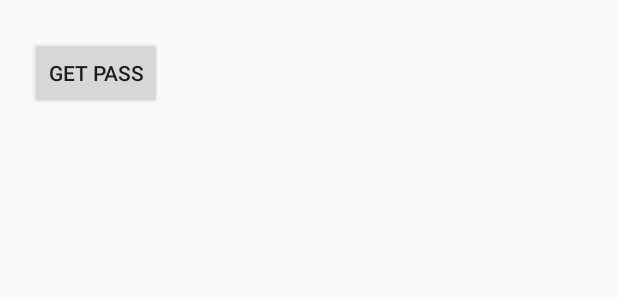
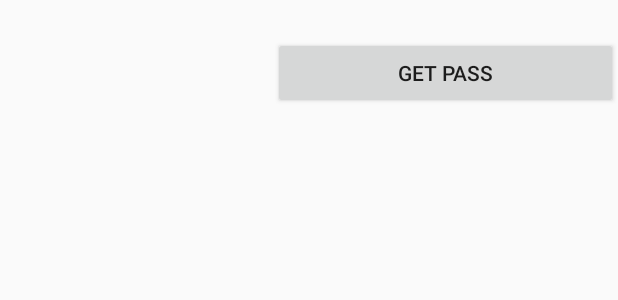
Before and after one commit to rrosatti/my-pass, an Android app: the layout accounts_list_item.xml on its own in the app's theme, with its tools: preview values and no code run, on a phone screen of 412 x 824 dp. Shown: the top 300 px of the screen. Run offline under Robolectric (Android 15) with nearby library versions, the phone set to English and light mode, and no system bars.

Commit message:
implement AccountsActivity and NewAccountActivity to show data.

```diff
--- a/app/src/main/java/com/example/rodri/mypass/database/AccountsDataSource.java
+++ b/app/src/main/java/com/example/rodri/mypass/database/AccountsDataSource.java
@@ -38,7 +38,6 @@ public class AccountsDataSource {
     }
 
     public Account createAccount(String accountName, String password) {
-        String hashedPass = "";
         ContentValues values = new ContentValues();
         values.put(MySQLiteHelper.COLUMN_ACCOUNT_NAME, accountName);
         values.put(MySQLiteHelper.COLUMN_PASSWORD, password);
@@ -70,9 +69,11 @@ public class AccountsDataSource {
 
     public List<Account> getAllAccounts() {
         List<Account> accounts = new ArrayList<>();
+        System.out.println("I've been here!");
         Cursor cursor = database.query(MySQLiteHelper.TABLE_ACCOUNTS, allColumns, null, null, null, null, null);
         cursor.moveToFirst();
 
+        System.out.println("I'm the cursor -> " + cursor);
         while(!cursor.isAfterLast()) {
             Account account = cursorToAccount(cursor);
             accounts.add(account);
--- a/app/src/main/java/com/example/rodri/mypass/ui/adapter/AdapterAccount.java
+++ b/app/src/main/java/com/example/rodri/mypass/ui/adapter/AdapterAccount.java
@@ -1,23 +1,19 @@
 package com.example.rodri.mypass.ui.adapter;
 
 import android.app.Activity;
-import android.app.AlertDialog;
 import android.content.Context;
-import android.content.DialogInterface;
 import android.util.Log;
 import android.view.LayoutInflater;
 import android.view.View;
 import android.view.ViewGroup;
 import android.widget.ArrayAdapter;
 import android.widget.Button;
-import android.widget.EditText;
 import android.widget.TextView;
-import android.widget.Toast;
 
 import com.example.rodri.mypass.R;
 import com.example.rodri.mypass.account.Account;
 import com.example.rodri.mypass.database.AccountsDataSource;
-import com.example.rodri.mypass.util.EncryptDecrypt;
+import com.example.rodri.mypass.util.UtilFunctions;
 
 import java.util.List;
 
--- a/app/src/main/res/layout/accounts_list_item.xml
+++ b/app/src/main/res/layout/accounts_list_item.xml
@@ -1,6 +1,7 @@
 <?xml version="1.0" encoding="utf-8"?>
 <TableLayout xmlns:android="http://schemas.android.com/apk/res/android"
-    android:layout_width="match_parent" android:layout_height="match_parent">
+    android:layout_width="match_parent" android:layout_height="match_parent" android:stretchColumns="*"
+    android:shrinkColumns="*">
 
     <TextView
         android:id="@+id/txtSpace"
@@ -8,18 +9,13 @@
         android:layout_height="wrap_content"
         android:textSize="8pt" />
     <TableRow>
-        <RelativeLayout
-            android:layout_height="wrap_content"
-            android:layout_width="fill_parent"
-            android:orientation="horizontal">
-
             <TextView
                 android:id="@+id/showAccountName"
                 android:layout_width="wrap_content"
                 android:layout_height="wrap_content"
                 android:textSize="10pt"
                 android:layout_marginLeft="20dp"
-                android:layout_alignParentLeft="true">
+                android:layout_weight="7">
             </TextView>
 
             <Button
@@ -28,14 +24,8 @@
                 android:id="@+id/btGetPass"
                 android:text="@string/get_pass"
                 android:layout_marginLeft="20dp"
-                android:layout_gravity="right"
-                android:layout_alignParentRight="true">
-
+                android:layout_weight="1">
             </Button>
-
-        </RelativeLayout>
-
-
     </TableRow>
 
 </TableLayout>
```
Also changed, not shown: app/src/main/java/com/example/rodri/mypass/ui/activity/AccountsActivity.java (+30 -6 lines), app/src/main/java/com/example/rodri/mypass/ui/activity/NewAccountActivity.java (+58 -0 lines), app/src/main/java/com/example/rodri/mypass/util/UtilFunctions.java (added, +83 -0 lines).
